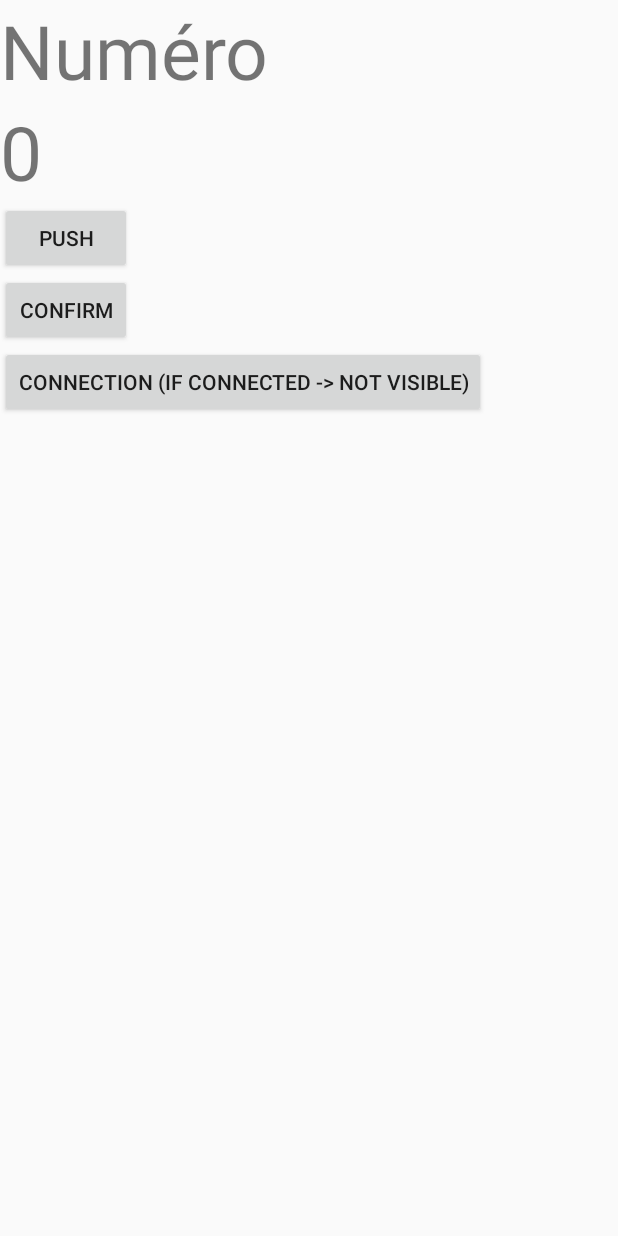
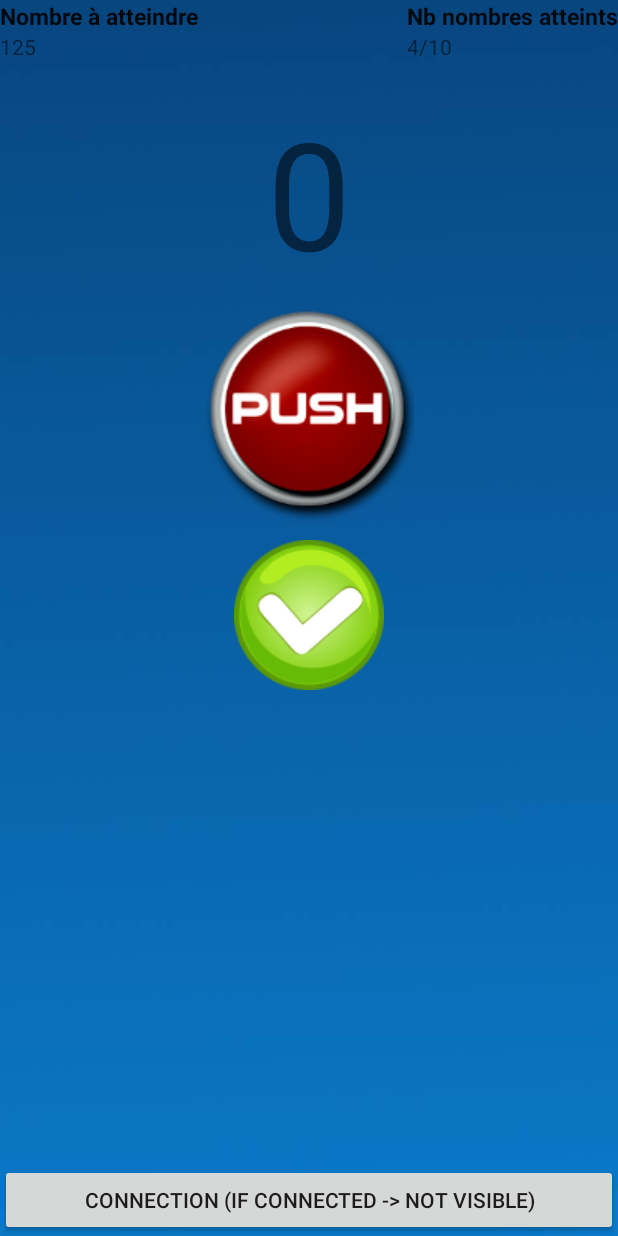
Before and after one commit to Juma94/BattleTap, an Android app: the layout board_game.xml on its own in the app's theme, with its tools: preview values and no code run, on a phone screen of 412 x 824 dp. Run offline under Robolectric (Android 15) with nearby library versions, the phone set to English and light mode, and no system bars.

Commit message:
Board game updated

```diff
--- a/app/src/main/res/layout/board_game.xml
+++ b/app/src/main/res/layout/board_game.xml
@@ -1,39 +1,112 @@
 <?xml version="1.0" encoding="utf-8"?>
-<LinearLayout xmlns:android="http://schemas.android.com/apk/res/android"
+<RelativeLayout xmlns:android="http://schemas.android.com/apk/res/android"
     android:orientation="vertical"
     android:layout_width="match_parent"
     android:layout_height="match_parent"
-              android:id="@+id/gameLayout">
+    android:id="@+id/gameLayout"
+    android:background="@drawable/fond_battletap">
 
     <TextView
         android:layout_width="wrap_content"
         android:layout_height="wrap_content"
-        android:text="Numéro"
+        android:textAppearance="?android:attr/textAppearanceLarge"
+        android:text="@string/num_to_catch_text"
         android:id="@+id/num_to_catch"
-        android:textSize="50dp"/>
+        android:textSize="15dp"
+        android:layout_gravity="center_horizontal"
+        android:layout_alignParentTop="true"
+        android:layout_alignParentLeft="true"
+        android:layout_alignParentStart="true"
+        android:textStyle="bold" />
+
+    <TextView
+        android:layout_width="wrap_content"
+        android:layout_height="wrap_content"
+        android:textAppearance="?android:attr/textAppearanceLarge"
+        android:text="@string/Nb_Number_catch_text"
+        android:id="@+id/Nb_Number_Catch_id"
+        android:layout_alignBottom="@+id/num_to_catch"
+        android:layout_alignParentRight="true"
+        android:layout_alignParentEnd="true"
+        android:textStyle="bold"
+        android:textSize="15dp" />
+    <TextView
+        android:layout_width="wrap_content"
+        android:layout_height="wrap_content"
+        android:textAppearance="?android:attr/textAppearanceSmall"
+        android:text="@string/number_to_catch"
+        android:textAlignment="center"
+        android:id="@+id/nb_to_catch_current_id"
+        android:layout_below="@+id/num_to_catch"
+        android:layout_alignParentLeft="true"
+        android:layout_alignParentStart="true"
+        android:layout_alignRight="@+id/num_to_catch"
+        android:layout_alignEnd="@+id/num_to_catch" />
+
+    <TextView
+        android:layout_width="wrap_content"
+        android:layout_height="wrap_content"
+        android:textAppearance="?android:attr/textAppearanceSmall"
+        android:text="@string/number_of_caught_numbers"
+        android:id="@+id/nb_caught_current_id"
+        android:layout_alignParentRight="true"
+        android:layout_alignParentEnd="true"
+        android:layout_below="@+id/Nb_Number_Catch_id"
+        android:layout_alignLeft="@+id/Nb_Number_Catch_id"
+        android:layout_alignStart="@+id/Nb_Number_Catch_id" />
+
+    <LinearLayout
+        android:orientation="vertical"
+        android:layout_width="match_parent"
+        android:layout_height="match_parent"
+        android:id="@+id/linearLayout"
+        android:weightSum="1"
+        android:layout_below="@+id/num_to_catch"
+        android:layout_alignParentLeft="true"
+        android:layout_alignParentStart="true"
+        android:layout_marginTop="40dp">
 
         <TextView
             android:layout_width="wrap_content"
             android:layout_height="wrap_content"
             android:text="0"
             android:id="@+id/tap"
-        android:textSize="50dp"/>
+            android:textSize="100dp"
+            android:layout_gravity="center_horizontal"
+            android:layout_alignBaseline="@+id/btnPush"
+            android:layout_alignBottom="@+id/btnPush"
+            android:layout_centerHorizontal="true"
+            android:layout_marginBottom="10dp" />
 
         <Button
             android:layout_width="wrap_content"
             android:layout_height="wrap_content"
-        android:text="Push"
-        android:id="@+id/btnPush"/>
+            android:id="@+id/btnPush"
+            android:layout_gravity="center_horizontal"
+            android:layout_centerVertical="true"
+            android:layout_centerHorizontal="true"
+            android:background="@drawable/push_button" />
 
         <Button
             android:layout_width="wrap_content"
             android:layout_height="wrap_content"
-        android:text="Confirm"
-        android:id="@+id/btnConfirm"/>
+            android:id="@+id/btnConfirm"
+            android:layout_gravity="center_horizontal"
+            android:layout_marginTop="10dp"
+            android:layout_below="@+id/btnPush"
+            android:layout_alignRight="@+id/btnPush"
+            android:layout_alignEnd="@+id/btnPush"
+            android:background="@drawable/btn_valider" />
+
+    </LinearLayout>
 
     <Button
-        android:layout_width="wrap_content"
+        android:layout_width="match_parent"
         android:layout_height="wrap_content"
         android:text="Connection (if connected -> not visible)"
-        android:id="@+id/btnConnection"/>
-</LinearLayout>
+        android:id="@+id/btnConnection"
+        android:layout_alignBottom="@+id/linearLayout"
+        android:layout_alignParentLeft="true"
+        android:layout_alignParentStart="true" />
+
+</RelativeLayout>
--- a/app/src/main/res/values/strings.xml
+++ b/app/src/main/res/values/strings.xml
@@ -46,4 +46,8 @@
     <string name="connect">Connect a device</string>
     <string name="discoverable">Make discoverable</string>
     <string name="bluetooth_unavailable">Bluetooth is not available</string>
+    <string name="num_to_catch_text">Nombre à atteindre</string>
+    <string name="Nb_Number_catch_text">Nb nombres atteints</string>
+    <string name="number_of_caught_numbers">4/10</string>
+    <string name="number_to_catch">125</string>
 </resources>
```
Also changed, not shown: app/src/main/res/drawable/btn_valider.png (added), app/src/main/res/drawable/push_button.png (added). Lines whose indentation alone changed are shown as unchanged.
